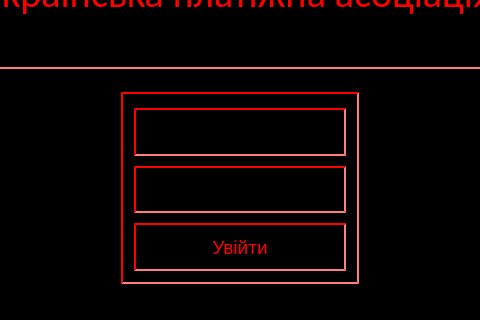
Old version of the form login.ui in the repository Anoromi/upa_atm; both pictures show x 130 to 610 and y 103 to 423 of the 734 by 579 pixel window.
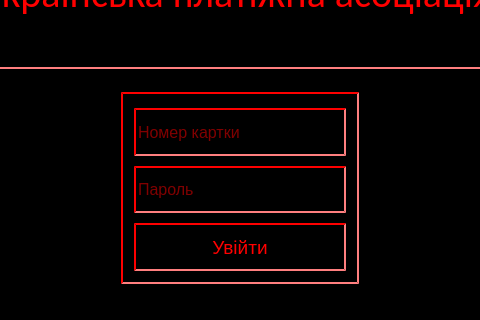
New version of the form.

Patch:
```diff
--- a/login.ui
+++ b/login.ui
@@ -214,6 +214,9 @@
 }
 </string>
          </property>
+         <property name="placeholderText">
+          <string>Пароль</string>
+         </property>
         </widget>
        </item>
        <item row="0" column="0">
@@ -244,6 +247,9 @@
 	border-width: 2px;
 }</string>
          </property>
+         <property name="placeholderText">
+          <string>Номер картки</string>
+         </property>
         </widget>
        </item>
       </layout>
```
